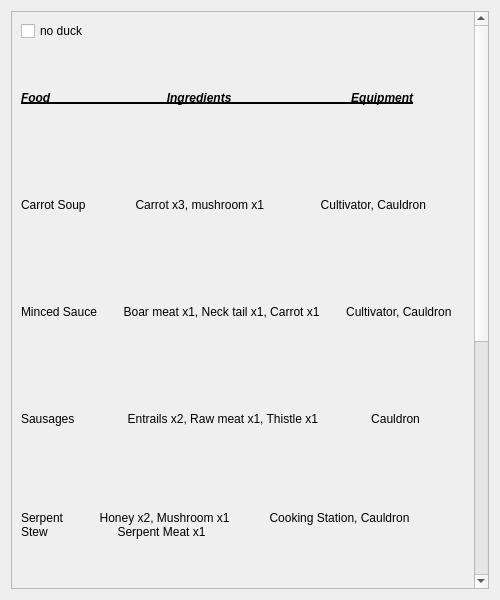
This is food.ui in Whomstt/Game_Menu_Project as Qt 5 draws it before an edit. The edited form follows.
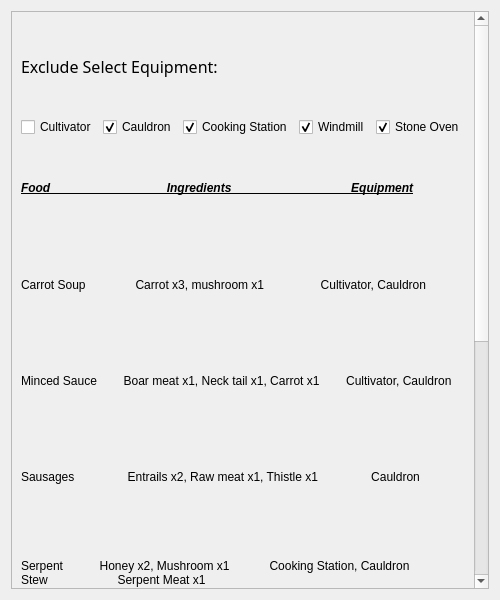
This is the edited form.

Commit message: Exclude certain equipment required for food recipes

Patch:
```diff
--- a/food.ui
+++ b/food.ui
@@ -13,8 +13,8 @@
   <property name="windowTitle">
    <string>Dialog</string>
   </property>
-  <layout class="QVBoxLayout" name="verticalLayout">
-   <item>
+  <layout class="QGridLayout" name="gridLayout_4">
+   <item row="0" column="0">
     <widget class="QScrollArea" name="scrollArea">
      <property name="sizePolicy">
       <sizepolicy hsizetype="Expanding" vsizetype="Expanding">
@@ -39,7 +39,7 @@
        <rect>
         <x>0</x>
         <y>0</y>
-        <width>548</width>
+        <width>563</width>
         <height>1000</height>
        </rect>
       </property>
@@ -57,14 +57,77 @@
       </property>
       <layout class="QVBoxLayout" name="verticalLayout_2">
        <item>
-        <widget class="QCheckBox" name="checkBox">
+        <widget class="QLabel" name="param">
+         <property name="font">
+          <font>
+           <family>Segoe UI Semibold</family>
+           <pointsize>12</pointsize>
+          </font>
+         </property>
          <property name="text">
-          <string>no duck</string>
+          <string>Exclude Select Equipment:</string>
          </property>
         </widget>
        </item>
        <item>
-        <widget class="QLabel" name="label_8">
+        <layout class="QHBoxLayout" name="horizontalLayout_4">
+         <item>
+          <widget class="QCheckBox" name="cultiv">
+           <property name="text">
+            <string>Cultivator</string>
+           </property>
+           <property name="checked">
+            <bool>false</bool>
+           </property>
+          </widget>
+         </item>
+         <item>
+          <widget class="QCheckBox" name="cauldron">
+           <property name="text">
+            <string>Cauldron</string>
+           </property>
+           <property name="checked">
+            <bool>true</bool>
+           </property>
+          </widget>
+         </item>
+         <item>
+          <widget class="QCheckBox" name="cookstat">
+           <property name="text">
+            <string>Cooking Station</string>
+           </property>
+           <property name="checked">
+            <bool>true</bool>
+           </property>
+          </widget>
+         </item>
+         <item>
+          <widget class="QCheckBox" name="windmill">
+           <property name="text">
+            <string>Windmill</string>
+           </property>
+           <property name="checkable">
+            <bool>true</bool>
+           </property>
+           <property name="checked">
+            <bool>true</bool>
+           </property>
+          </widget>
+         </item>
+         <item>
+          <widget class="QCheckBox" name="oven">
+           <property name="text">
+            <string>Stone Oven</string>
+           </property>
+           <property name="checked">
+            <bool>true</bool>
+           </property>
+          </widget>
+         </item>
+        </layout>
+       </item>
+       <item>
+        <widget class="QLabel" name="titles">
          <property name="font">
           <font>
            <italic>true</italic>
```
Left out of the diff: 16 changed lines with no effect on the pictures. The commit also changes 2 other files.
